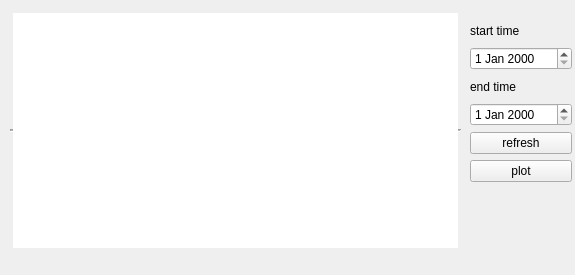
Above: ui/detailwidget.ui from Harry-Chen/OOP-Cash before the change. Below: the same form after it.
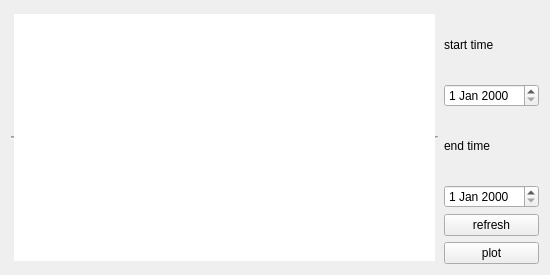
That is the form after the change.

Diff of the .ui file:
```diff
--- a/ui/detailwidget.ui
+++ b/ui/detailwidget.ui
@@ -6,22 +6,34 @@
    <rect>
     <x>0</x>
     <y>0</y>
-    <width>575</width>
+    <width>550</width>
     <height>275</height>
    </rect>
   </property>
   <property name="windowTitle">
    <string>Form</string>
   </property>
-  <widget class="QWidget" name="">
-   <property name="geometry">
-    <rect>
-     <x>470</x>
-     <y>20</y>
-     <width>102</width>
-     <height>162</height>
-    </rect>
-   </property>
+  <layout class="QGridLayout" name="gridLayout">
+   <item row="0" column="0">
+    <widget class="QListWidget" name="listBills">
+     <property name="frameShape">
+      <enum>QFrame::HLine</enum>
+     </property>
+     <property name="midLineWidth">
+      <number>1</number>
+     </property>
+     <property name="sizeAdjustPolicy">
+      <enum>QAbstractScrollArea::AdjustToContents</enum>
+     </property>
+     <property name="editTriggers">
+      <set>QAbstractItemView::NoEditTriggers</set>
+     </property>
+     <property name="selectionMode">
+      <enum>QAbstractItemView::NoSelection</enum>
+     </property>
+    </widget>
+   </item>
+   <item row="0" column="1">
    <layout class="QVBoxLayout" name="verticalLayout">
     <item>
      <widget class="QLabel" name="label">
@@ -64,32 +76,8 @@
      </widget>
     </item>
    </layout>
-  </widget>
-  <widget class="QListWidget" name="listBills">
-   <property name="geometry">
-    <rect>
-     <x>10</x>
-     <y>10</y>
-     <width>451</width>
-     <height>241</height>
-    </rect>
-   </property>
-   <property name="frameShape">
-    <enum>QFrame::HLine</enum>
-   </property>
-   <property name="midLineWidth">
-    <number>1</number>
-   </property>
-   <property name="sizeAdjustPolicy">
-    <enum>QAbstractScrollArea::AdjustToContents</enum>
-   </property>
-   <property name="editTriggers">
-    <set>QAbstractItemView::NoEditTriggers</set>
-   </property>
-   <property name="selectionMode">
-    <enum>QAbstractItemView::NoSelection</enum>
-   </property>
-  </widget>
+   </item>
+  </layout>
  </widget>
  <resources/>
  <connections/>
```
Lines whose indentation alone changed are shown as unchanged.
